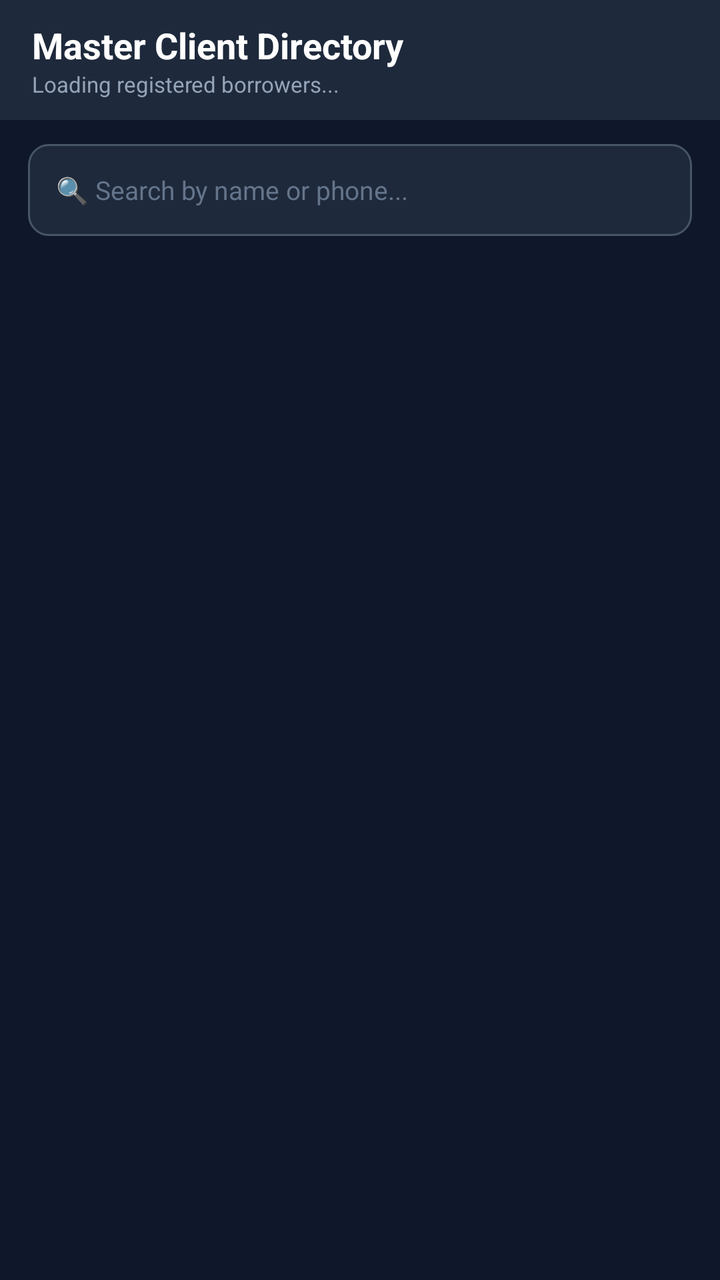
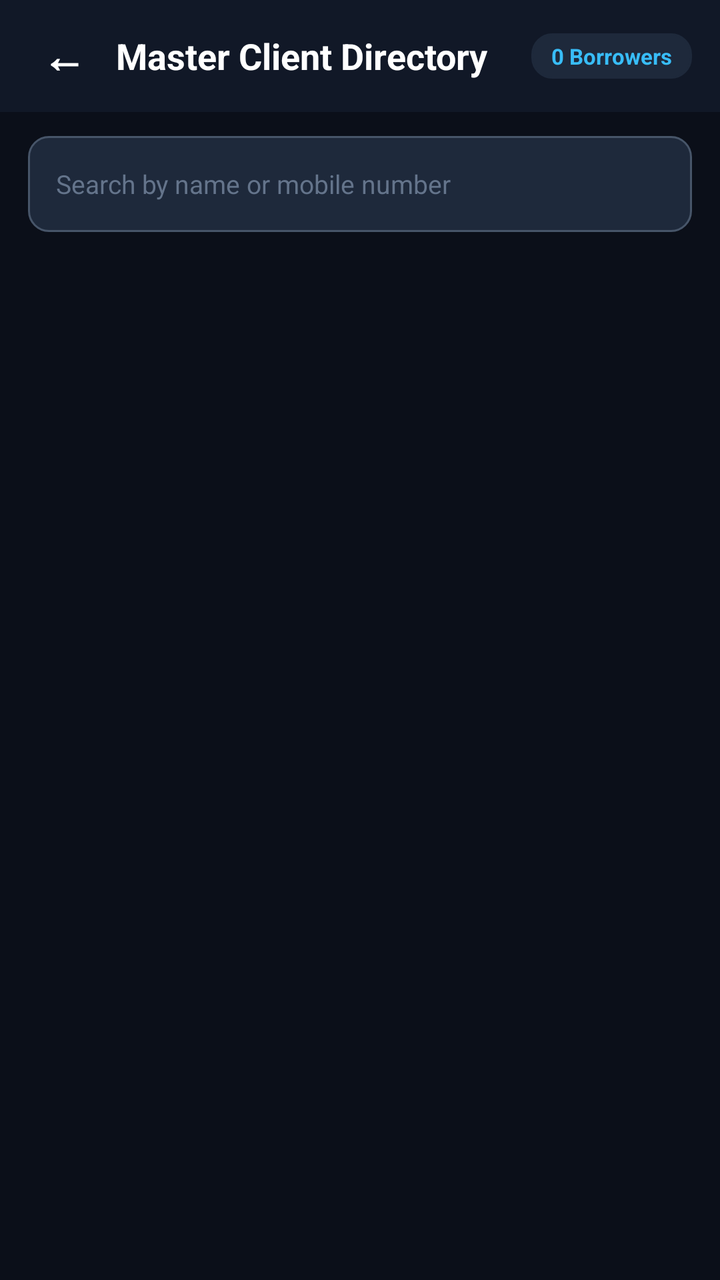

Two renders of the same Android screen: before a commit and after it. Below are the layout's source before the change and the commit's diff.
<!-- AndroidManifest.xml: application theme Theme.QuickLoan -->
<!-- res/layout/activity_master.xml -->
<?xml version="1.0" encoding="utf-8"?>
<LinearLayout xmlns:android="http://schemas.android.com/apk/res/android"
    xmlns:app="http://schemas.android.com/apk/res-auto"
    android:layout_width="match_parent"
    android:layout_height="match_parent"
    android:background="#0F172A"
    android:orientation="vertical">

    
    <LinearLayout
        android:layout_width="match_parent"
        android:layout_height="60dp"
        android:background="#1E293B"
        android:gravity="center_vertical"
        android:orientation="horizontal"
        android:paddingHorizontal="16dp">

        <LinearLayout
            android:layout_width="0dp"
            android:layout_height="wrap_content"
            android:layout_weight="1"
            android:orientation="vertical">

            <TextView
                android:layout_width="wrap_content"
                android:layout_height="wrap_content"
                android:text="Master Client Directory"
                android:textColor="#FFFFFF"
                android:textSize="18sp"
                android:textStyle="bold" />

            <TextView
                android:id="@+id/tvTotalClientCount"
                android:layout_width="wrap_content"
                android:layout_height="wrap_content"
                android:text="Loading registered borrowers..."
                android:textColor="#94A3B8"
                android:textSize="11sp" />
        </LinearLayout>
    </LinearLayout>

    
    <LinearLayout
        android:layout_width="match_parent"
        android:layout_height="wrap_content"
        android:paddingHorizontal="14dp"
        android:paddingTop="12dp">

        <EditText
            android:id="@+id/etSearchMaster"
            android:layout_width="match_parent"
            android:layout_height="46dp"
            android:background="@drawable/edittext_bg"
            android:hint="🔍 Search by name or phone..."
            android:inputType="text"
            android:paddingHorizontal="14dp"
            android:textColor="#FFFFFF"
            android:textColorHint="#64748B"
            android:textSize="13sp" />
    </LinearLayout>

    <TextView
        android:id="@+id/tvEmptyMaster"
        android:layout_width="match_parent"
        android:layout_height="wrap_content"
        android:gravity="center"
        android:padding="30dp"
        android:text="No registered clients found"
        android:textColor="#64748B"
        android:visibility="gone" />

    <androidx.recyclerview.widget.RecyclerView
        android:id="@+id/rvMasterCustomers"
        android:layout_width="match_parent"
        android:layout_height="match_parent"
        android:clipToPadding="false"
        android:paddingHorizontal="8dp"
        android:paddingTop="8dp"
        android:paddingBottom="16dp" />

</LinearLayout>
<!-- resources referenced by this layout -->
<resources>
  <!-- drawable edittext_bg (drawable) -->
  <?xml version="1.0" encoding="utf-8"?>
  <shape xmlns:android="http://schemas.android.com/apk/res/android"
      android:shape="rectangle">
      <solid android:color="#1E293B" />
      <stroke android:width="1dp" android:color="#475569" />
      <corners android:radius="10dp" />
  </shape>
  <style name="Theme.QuickLoan" parent="Theme.AppCompat.DayNight.NoActionBar">
          
          <item name="android:windowBackground">@color/surface_bg</item>
          <item name="android:colorBackground">@color/surface_bg</item>
  
          
          <item name="colorPrimary">@color/header_bg</item>
          <item name="colorPrimaryDark">#070A10</item>
          <item name="colorAccent">@color/brand_accent</item>
  
          
          <item name="android:statusBarColor">@color/header_bg</item>
          <item name="android:navigationBarColor">#070A10</item>
          <item name="android:windowLightStatusBar">false</item>
      </style>
  <color name="surface_bg">#0B0F19</color>
  <color name="header_bg">#111827</color>
  <color name="brand_accent">#38BDF8</color>
</resources>

<!-- the commit's change to res/layout/activity_master.xml (unified diff, before → after) -->
@@ -3,40 +3,50 @@
     xmlns:app="http://schemas.android.com/apk/res-auto"
     android:layout_width="match_parent"
     android:layout_height="match_parent"
-    android:background="#0F172A"
+    android:background="#0B0F19"
     android:orientation="vertical">
 
     
     <LinearLayout
         android:layout_width="match_parent"
-        android:layout_height="60dp"
-        android:background="#1E293B"
+        android:layout_height="56dp"
+        android:background="#111827"
         android:gravity="center_vertical"
         android:orientation="horizontal"
-        android:paddingHorizontal="16dp">
+        android:paddingHorizontal="14dp">
 
-        <LinearLayout
+        <TextView
+            android:id="@+id/btnBackMaster"
+            android:layout_width="36dp"
+            android:layout_height="36dp"
+            android:gravity="center"
+            android:text="←"
+            android:textColor="#FFFFFF"
+            android:textSize="22sp"
+            android:textStyle="bold" />
+
+        <TextView
             android:layout_width="0dp"
             android:layout_height="wrap_content"
+            android:layout_marginStart="8dp"
             android:layout_weight="1"
-            android:orientation="vertical">
+            android:text="Master Client Directory"
+            android:textColor="#FFFFFF"
+            android:textSize="18sp"
+            android:textStyle="bold" />
 
-            <TextView
-                android:layout_width="wrap_content"
-                android:layout_height="wrap_content"
-                android:text="Master Client Directory"
-                android:textColor="#FFFFFF"
-                android:textSize="18sp"
-                android:textStyle="bold" />
-
-            <TextView
-                android:id="@+id/tvTotalClientCount"
-                android:layout_width="wrap_content"
-                android:layout_height="wrap_content"
-                android:text="Loading registered borrowers..."
-                android:textColor="#94A3B8"
-                android:textSize="11sp" />
-        </LinearLayout>
+        <TextView
+            android:id="@+id/tvMasterClientCount"
+            android:layout_width="wrap_content"
+            android:layout_height="wrap_content"
+            android:background="@drawable/edittext_bg"
+            android:backgroundTint="#1E293B"
+            android:paddingHorizontal="10dp"
+            android:paddingVertical="4dp"
+            android:text="0 Borrowers"
+            android:textColor="#38BDF8"
+            android:textSize="11sp"
+            android:textStyle="bold" />
     </LinearLayout>
 
     
@@ -44,14 +54,15 @@
         android:layout_width="match_parent"
         android:layout_height="wrap_content"
         android:paddingHorizontal="14dp"
-        android:paddingTop="12dp">
+        android:paddingTop="12dp"
+        android:paddingBottom="8dp">
 
         <EditText
-            android:id="@+id/etSearchMaster"
+            android:id="@+id/etMasterSearch"
             android:layout_width="match_parent"
-            android:layout_height="46dp"
+            android:layout_height="48dp"
             android:background="@drawable/edittext_bg"
-            android:hint="🔍 Search by name or phone..."
+            android:hint="Search by name or mobile number"
             android:inputType="text"
             android:paddingHorizontal="14dp"
             android:textColor="#FFFFFF"
@@ -59,23 +70,25 @@
             android:textSize="13sp" />
     </LinearLayout>
 
+    
     <TextView
         android:id="@+id/tvEmptyMaster"
         android:layout_width="match_parent"
         android:layout_height="wrap_content"
         android:gravity="center"
         android:padding="30dp"
-        android:text="No registered clients found"
+        android:text="No borrowers found"
         android:textColor="#64748B"
+        android:textSize="14sp"
         android:visibility="gone" />
 
+    
     <androidx.recyclerview.widget.RecyclerView
-        android:id="@+id/rvMasterCustomers"
+        android:id="@+id/rvMasterClients"
         android:layout_width="match_parent"
         android:layout_height="match_parent"
         android:clipToPadding="false"
         android:paddingHorizontal="8dp"
-        android:paddingTop="8dp"
         android:paddingBottom="16dp" />
 
 </LinearLayout>
